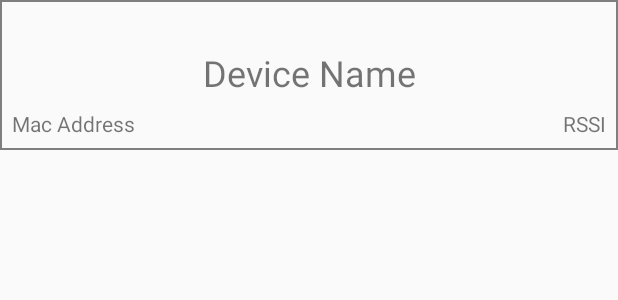
After one commit to ksu-eclub/magnetic-chess, an Android app: the layout bluetooth_device.xml on its own in the app's theme, with its tools: preview values and no code run, on a phone screen of 412 x 824 dp. The commit adds this screen. Shown: the top 300 px of the screen. Run offline under Robolectric (Android 15) with nearby library versions, the phone set to English and light mode, and no system bars.

Commit message:
Wrote bluetooth connection code for app

```diff
--- a/voice-control/app/build.gradle
+++ b/voice-control/app/build.gradle
@@ -31,7 +31,9 @@ dependencies {
     implementation "androidx.appcompat:appcompat:1.0.2"
     implementation "androidx.core:core-ktx:1.0.2"
     implementation "androidx.constraintlayout:constraintlayout:1.1.3"
+    implementation 'androidx.legacy:legacy-support-v4:1.0.0'
     testImplementation "junit:junit:4.12"
     androidTestImplementation "androidx.test.ext:junit:1.1.1"
     androidTestImplementation "androidx.test.espresso:espresso-core:3.2.0"
+    implementation 'androidx.recyclerview:recyclerview:1.1.0'
 }
--- /dev/null
+++ b/voice-control/app/src/main/res/drawable/border.xml
@@ -0,0 +1,4 @@
+<?xml version="1.0" encoding="utf-8"?>
+<shape xmlns:android="http://schemas.android.com/apk/res/android" android:shape="rectangle">
+    <stroke android:width="1dp" android:color="#7F7F7F" />
+</shape>
--- /dev/null
+++ b/voice-control/app/src/main/res/layout/bluetooth_device.xml
@@ -0,0 +1,43 @@
+<?xml version="1.0" encoding="utf-8"?>
+<androidx.constraintlayout.widget.ConstraintLayout xmlns:android="http://schemas.android.com/apk/res/android"
+    xmlns:app="http://schemas.android.com/apk/res-auto"
+    xmlns:tools="http://schemas.android.com/tools"
+    android:layout_width="match_parent"
+    android:layout_height="wrap_content"
+    android:background="@drawable/border">
+
+    <TextView
+        android:id="@+id/device_name"
+        android:layout_width="wrap_content"
+        android:layout_height="wrap_content"
+        android:layout_marginTop="32dp"
+        android:text="Device Name"
+        android:textSize="24sp"
+        app:layout_constraintEnd_toEndOf="parent"
+        app:layout_constraintStart_toStartOf="parent"
+        app:layout_constraintTop_toTopOf="parent" />
+
+    <TextView
+        android:id="@+id/mac_address"
+        android:layout_width="wrap_content"
+        android:layout_height="wrap_content"
+        android:layout_marginStart="8dp"
+        android:layout_marginTop="8dp"
+        android:layout_marginBottom="8dp"
+        android:text="Mac Address"
+        app:layout_constraintBottom_toBottomOf="parent"
+        app:layout_constraintStart_toStartOf="parent"
+        app:layout_constraintTop_toBottomOf="@+id/device_name" />
+
+    <TextView
+        android:id="@+id/rssi"
+        android:layout_width="wrap_content"
+        android:layout_height="wrap_content"
+        android:layout_marginTop="8dp"
+        android:layout_marginEnd="8dp"
+        android:layout_marginBottom="8dp"
+        android:text="RSSI"
+        app:layout_constraintBottom_toBottomOf="parent"
+        app:layout_constraintEnd_toEndOf="parent"
+        app:layout_constraintTop_toBottomOf="@+id/device_name" />
+</androidx.constraintlayout.widget.ConstraintLayout>
--- a/voice-control/app/src/main/res/values/strings.xml
+++ b/voice-control/app/src/main/res/values/strings.xml
@@ -1,4 +1,7 @@
 <resources>
     <string name="app_name">Magnetic Chess Voice Control</string>
     <string name="test_voice_control">Test Voice Control</string>
+
+    <!-- TODO: Remove or change this placeholder text -->
+    <string name="hello_blank_fragment">Hello blank fragment</string>
 </resources>
```
Also changed, not shown: voice-control/app/src/main/AndroidManifest.xml (+9 -0 lines), voice-control/app/src/main/java/com/github/ksueclub/magneticchess/voicecontrol/ABI.kt (added, +7 -0 lines), voice-control/app/src/main/java/com/github/ksueclub/magneticchess/voicecontrol/BTScanActivity.kt (added, +122 -0 lines), voice-control/app/src/main/java/com/github/ksueclub/magneticchess/voicecontrol/BluetoothDevice.kt (added, +7 -0 lines), voice-control/app/src/main/java/com/github/ksueclub/magneticchess/voicecontrol/BluetoothDeviceAdapter.kt (added, +53 -0 lines), voice-control/app/src/main/java/com/github/ksueclub/magneticchess/voicecontrol/MainActivity.kt (+62 -1 lines), voice-control/app/src/main/res/layout/activity_bt_scan.xml (added, +13 -0 lines), voice-control/app/src/main/res/layout/activity_main.xml (+6 -18 lines).
